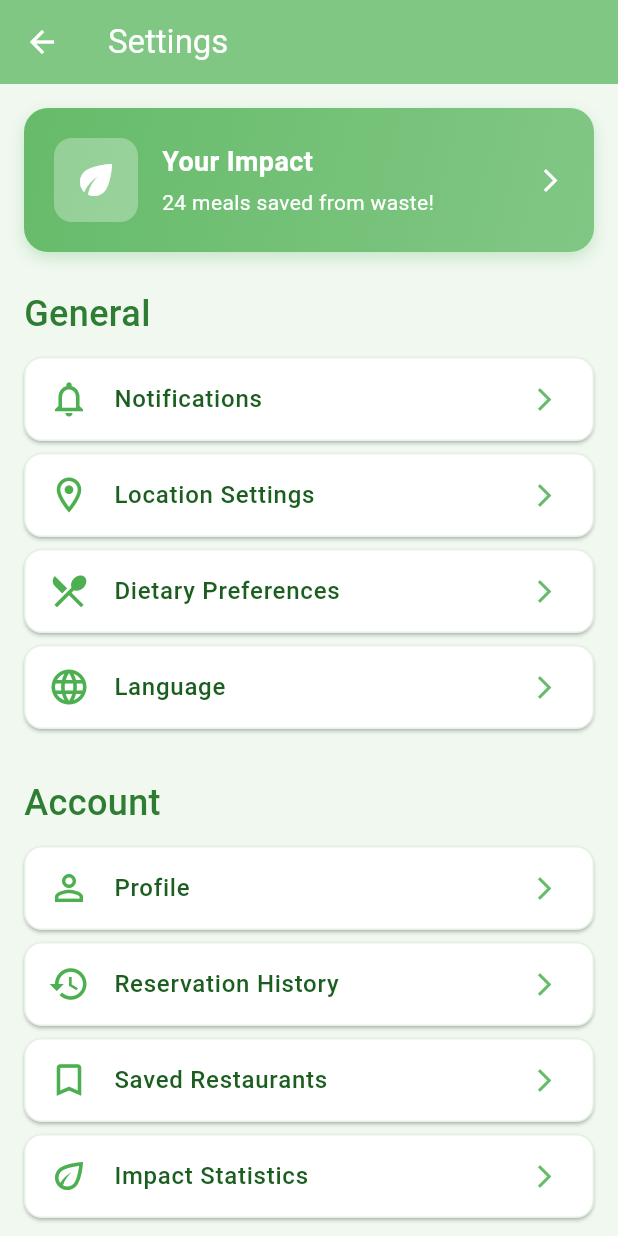
After one commit to mariamsamaha/nourish, a Flutter app: the SettingsScreen screen opened by its route, on a phone screen of 412 x 824 dp. The commit adds this screen. Run offline on Flutter 3.47's test engine with Material 3 defaults, Android fonts, the phone set to English and light mode, and no system bars; Roboto replaces fonts that are missing (Arial).

Commit message:
added settings and connected the pages

```diff
--- a/lib/routes/app_routes.dart
+++ b/lib/routes/app_routes.dart
@@ -1,13 +1,16 @@
 import 'package:flutter/material.dart';
+import 'package:proj/screens/settings_screen.dart';
 import '../screens/welcome_screen.dart';
 import '../screens/create_account_screen.dart';
 
 class AppRoutes {
   static const String welcome = '/';
   static const String signup = '/signup';
+  static const String settings = '/settings';
 
   static Map<String, WidgetBuilder> routes = {
     welcome: (context) => const WelcomeScreen(),
     signup: (context) => const CreateAccountScreen(),
+    settings: (context) => const SettingsScreen(),
   };
 }
--- a/lib/screens/create_account_screen.dart
+++ b/lib/screens/create_account_screen.dart
@@ -1,4 +1,5 @@
 import 'package:flutter/material.dart';
+import 'package:proj/routes/app_routes.dart';
 
 class CreateAccountScreen extends StatefulWidget {
   const CreateAccountScreen({super.key});
@@ -51,10 +52,22 @@ class _CreateAccountScreenState extends State<CreateAccountScreen> {
                      ),
                      child: const Icon(Icons.eco, color: Colors.green, size: 28),
                      ),
+
                   SizedBox(width: width * 0.03),
+
                   const Text(
                    "Create Account",
                     style: TextStyle(fontSize: 22, fontWeight: FontWeight.bold),
+                    ),
+
+                    Spacer(),
+
+                   IconButton(
+                      icon: const Icon(Icons.settings, size: 28, color: Colors.grey),
+                      onPressed: () {
+                      Navigator.pushNamed(context, AppRoutes.settings);
+                    },
+
                 ),
                   ],
                     ),
--- /dev/null
+++ b/lib/screens/settings_screen.dart
@@ -0,0 +1,392 @@
+import 'package:flutter/material.dart';
+
+class SettingsScreen extends StatelessWidget {
+  const SettingsScreen({super.key});
+
+  @override
+  Widget build(BuildContext context) {
+    return Scaffold(
+      backgroundColor: const Color(0xFFF0F8F0),
+      appBar: AppBar(
+        title: const Text('Settings'),
+        backgroundColor: const Color(0xFF81C784),
+        foregroundColor: Colors.white,
+        elevation: 0,
+      ),
+      body: SingleChildScrollView(
+        child: Padding(
+          padding: const EdgeInsets.all(16.0),
+          child: Column(
+            crossAxisAlignment: CrossAxisAlignment.start,
+            children: [
+
+              _buildImpactCard(),
+              const SizedBox(height: 24),
+
+
+              const Text(
+                "General",
+                style: TextStyle(
+                  fontSize: 24,
+                  color: Color(0xFF2E7D32),
+                  fontWeight: FontWeight.w500,
+                ),
+              ),
+              const SizedBox(height: 12),
+              _buildListTile(
+                context,
+                title: "Notifications",
+                icon: Icons.notifications_outlined,
+                onTap: () {
+                  _navigateToScreen(context, "Notifications");
+                },
+              ),
+              _buildListTile(
+                context,
+                title: "Location Settings",
+                icon: Icons.location_on_outlined,
+                onTap: () {
+                  _navigateToScreen(context, "Location Settings");
+                },
+              ),
+              _buildListTile(
+                context,
+                title: "Dietary Preferences",
+                icon: Icons.restaurant_menu,
+                onTap: () {
+                  _navigateToScreen(context, "Dietary Preferences");
+                },
+              ),
+              _buildListTile(
+                context,
+                title: "Language",
+                icon: Icons.language,
+                onTap: () {
+                  _navigateToScreen(context, "Language");
+                },
+              ),
+
+              const SizedBox(height: 24),
+
+
+              const Text(
+                "Account",
+                style: TextStyle(
+                  fontSize: 24,
+                  color: Color(0xFF2E7D32),
+                  fontWeight: FontWeight.w500,
+                ),
+              ),
+              const SizedBox(height: 12),
+              _buildListTile(
+                context,
+                title: "Profile",
+                icon: Icons.person_outline,
+                onTap: () {
+                  _navigateToScreen(context, "Profile");
+                },
+              ),
+              _buildListTile(
+                context,
+                title: "Reservation History",
+                icon: Icons.history,
+                onTap: () {
+                  _navigateToScreen(context, "Reservation History");
+                },
+              ),
+              _buildListTile(
+                context,
+                title: "Saved Restaurants",
+                icon: Icons.bookmark_outline,
+                onTap: () {
+                  _navigateToScreen(context, "Saved Restaurants");
+                },
+              ),
+              _buildListTile(
+                context,
+                title: "Impact Statistics",
+                icon: Icons.eco_outlined,
+                onTap: () {
+                  _navigateToScreen(context, "Impact Statistics");
+                },
+              ),
+
+              const SizedBox(height: 24),
+
+
+              const Text(
+                "Help & Support",
+                style: TextStyle(
+                  fontSize: 24,
+                  color: Color(0xFF2E7D32),
+                  fontWeight: FontWeight.w500,
+                ),
+              ),
+              const SizedBox(height: 12),
+              _buildListTile(
+                context,
+                title: "About Nourish",
+                icon: Icons.info_outline_rounded,
+                onTap: () {
+                  _navigateToScreen(context, "About Nourish");
+                },
+              ),
+              _buildListTile(
+                context,
+                title: "Help Center",
+                icon: Icons.help_outline,
+                onTap: () {
+                  _navigateToScreen(context, "Help Center");
+                },
+              ),
+              _buildListTile(
+                context,
+                title: "Contact Us",
+                icon: Icons.mail_outline,
+                onTap: () {
+                  _navigateToScreen(context, "Contact Us");
+                },
+              ),
+
+              const SizedBox(height: 24),
+
+
+              const Text(
+                "Privacy & Legal",
+                style: TextStyle(
+                  fontSize: 24,
+                  color: Color(0xFF2E7D32),
+                  fontWeight: FontWeight.w500,
+                ),
+              ),
+              const SizedBox(height: 12),
+              _buildListTile(
+                context,
+                title: "Terms of Service",
+                icon: Icons.description_outlined,
+                onTap: () {
+                  _navigateToScreen(context, "Terms of Service");
+                },
+              ),
+              _buildListTile(
+                context,
+                title: "Privacy Policy",
+                icon: Icons.privacy_tip_outlined,
+                onTap: () {
+                  _navigateToScreen(context, "Privacy Policy");
+                },
+              ),
+              _buildListTile(
+                context,
+                title: "Security",
+                icon: Icons.security_outlined,
+                onTap: () {
+                  _navigateToScreen(context, "Security");
+                },
+              ),
+
+              const SizedBox(height: 24),
+
+
+              _buildSignOutButton(context),
+
+              const SizedBox(height: 16),
+            ],
+          ),
+        ),
+      ),
+    );
+  }
+
+  Widget _buildImpactCard() {
+    return Container(
+      padding: const EdgeInsets.all(20),
+      decoration: BoxDecoration(
+        gradient: const LinearGradient(
+          colors: [Color(0xFF66BB6A), Color(0xFF81C784)],
+          begin: Alignment.topLeft,
+          end: Alignment.bottomRight,
+        ),
+        borderRadius: BorderRadius.circular(16),
+        boxShadow: [
+          BoxShadow(
+            color: const Color(0xFF66BB6A).withOpacity(0.3),
+            blurRadius: 8,
+            offset: const Offset(0, 4),
+          ),
+        ],
+      ),
+      child: Row(
+        children: [
+          Container(
+            padding: const EdgeInsets.all(12),
+            decoration: BoxDecoration(
+              color: Colors.white.withOpacity(0.3),
+              borderRadius: BorderRadius.circular(12),
+            ),
+            child: const Icon(
+              Icons.eco,
+              color: Colors.white,
+              size: 32,
+            ),
+          ),
+          const SizedBox(width: 16),
+          Expanded(
+            child: Column(
+              crossAxisAlignment: CrossAxisAlignment.start,
+              children: [
+                const Text(
+                  "Your Impact",
+                  style: TextStyle(
+                    color: Colors.white,
+                    fontSize: 18,
+                    fontWeight: FontWeight.w600,
+                  ),
+                ),
+                const SizedBox(height: 4),
+                const Text(
+                  "24 meals saved from waste!",
+                  style: TextStyle(
+                    color: Colors.white,
+                    fontSize: 14,
+                    fontWeight: FontWeight.w400,
+                  ),
+                ),
+              ],
+            ),
+          ),
+          const Icon(
+            Icons.arrow_forward_ios,
+            color: Colors.white,
+            size: 18,
+          ),
+        ],
+      ),
+    );
+  }
+
+  Widget _buildListTile(
+    BuildContext context, {
+    required String title,
+    required IconData icon,
+    required VoidCallback onTap,
+  }) {
+    return Card(
+      margin: const EdgeInsets.only(bottom: 8),
+      color: Colors.white,
+      elevation: 1,
+      shape: RoundedRectangleBorder(
+        borderRadius: BorderRadius.circular(12),
+        side: BorderSide(
+          color: const Color(0xFFA5D6A7).withOpacity(0.3),
+          width: 1,
+        ),
+      ),
+      child: ListTile(
+        title: Text(
+          title,
+          style: const TextStyle(
+            color: Color(0xFF1B5E20),
+            fontWeight: FontWeight.w500,
+          ),
+        ),
+        trailing: const Icon(
+          Icons.arrow_forward_ios,
+          color: Color(0xFF66BB6A),
+          size: 18,
+        ),
+        leading: Icon(
+          icon,
+          color: const Color(0xFF4CAF50),
+          size: 28,
+        ),
+        onTap: onTap,
+      ),
+    );
+  }
+
+  Widget _buildSignOutButton(BuildContext context) {
+    return Card(
+      margin: const EdgeInsets.only(bottom: 8),
+      color: Colors.white,
+      elevation: 1,
+      shape: RoundedRectangleBorder(
+        borderRadius: BorderRadius.circular(12),
+        side: BorderSide(
+          color: Colors.red.withOpacity(0.3),
+          width: 1,
+        ),
+      ),
+      child: ListTile(
+        title: const Text(
+          "Sign Out",
+          style: TextStyle(
+            color: Colors.red,
+            fontWeight: FontWeight.w600,
+          ),
+        ),
+        leading: const Icon(
+          Icons.logout,
+          color: Colors.red,
+          size: 28,
+        ),
+        onTap: () {
+          _showSignOutDialog(context);
+        },
+      ),
+    );
+  }
+
+  void _showSignOutDialog(BuildContext context) {
+    showDialog(
+      context: context,
+      builder: (BuildContext context) {
+        return AlertDialog(
+          title: const Text('Sign Out'),
+          content: const Text('Are you sure you want to sign out?'),
+          shape: RoundedRectangleBorder(
+            borderRadius: BorderRadius.circular(16),
+          ),
+          actions: [
+            TextButton(
+              onPressed: () {
+                Navigator.of(context).pop();
+              },
+              child: const Text(
+                'Cancel',
+                style: TextStyle(color: Color(0xFF66BB6A)),
+              ),
+            ),
+            TextButton(
+              onPressed: () {
+                Navigator.of(context).pop();
+                ScaffoldMessenger.of(context).showSnackBar(
+                  const SnackBar(
+                    content: Text('Signed out successfully'),
+                    backgroundColor: Color(0xFF66BB6A),
+                    duration: Duration(seconds: 2),
+                  ),
+                );
+              },
+              child: const Text(
+                'Sign Out',
+                style: TextStyle(color: Colors.red),
+              ),
+            ),
+          ],
+        );
+      },
+    );
+  }
+
+  void _navigateToScreen(BuildContext context, String screenName) {
+    ScaffoldMessenger.of(context).showSnackBar(
+      SnackBar(
+        content: Text('Navigate to $screenName'),
+        backgroundColor: const Color(0xFF66BB6A),
+        duration: const Duration(seconds: 1),
+      ),
+    );
+
+  }
+}
```
Lines whose indentation alone changed are shown as unchanged.
